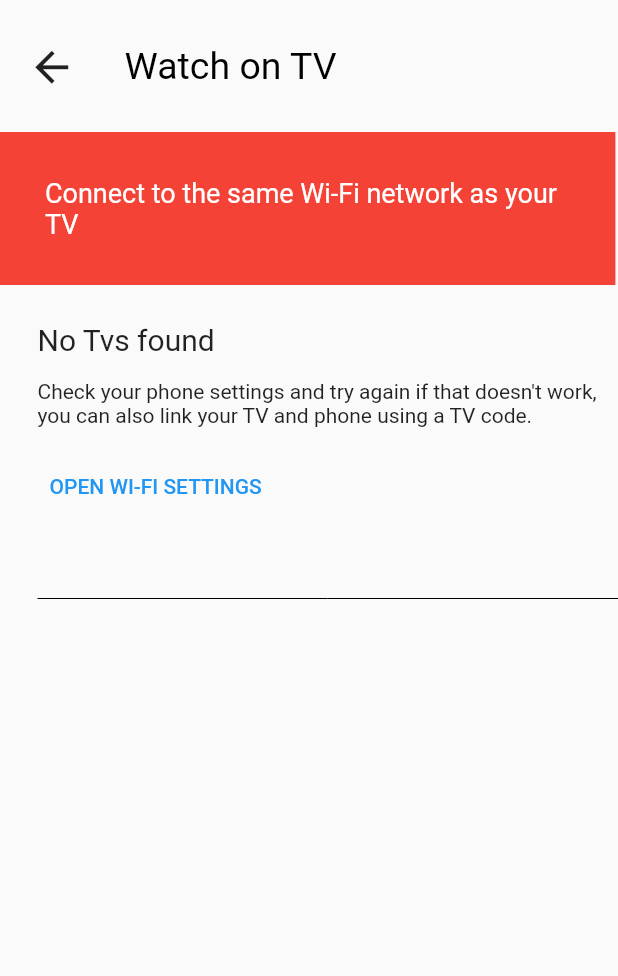
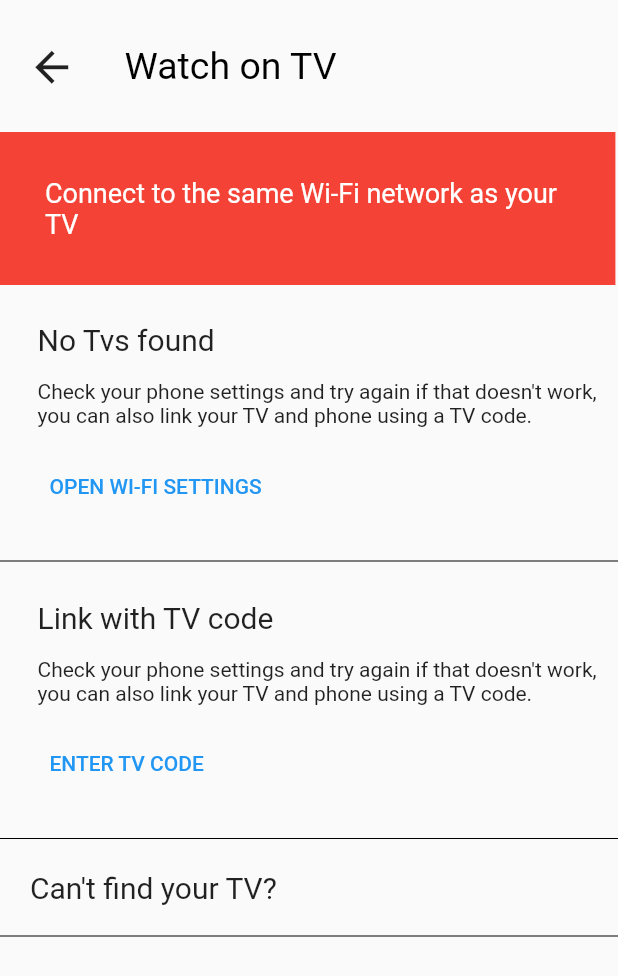
Before and after one commit to Iamdheeraj22/youtube_clone, a Flutter app: the WatchTvPage screen opened directly, on a phone screen of 412 x 824 dp. Shown: the top 976 px of the screen. Run offline on Flutter 3.47's test engine with Material 2 defaults, Android fonts, the phone set to English and light mode, and no system bars; missing offline and left inert: dart:ffi.

Commit message:
Complete Watch on Tv screen Complete Link wiht TV  screen page Implementation of list in setting page Output added

```diff
--- /dev/null
+++ b/lib/Model/SettingModel.dart
@@ -0,0 +1,4 @@
+class SettingModel {
+  late int id;
+  late String titlle;
+}
--- a/lib/Screens/SettingsScreens/WatchOnTv.dart
+++ b/lib/Screens/SettingsScreens/WatchOnTv.dart
@@ -1,5 +1,6 @@
 import 'package:flutter/cupertino.dart';
 import 'package:flutter/material.dart';
+import 'package:youtube_clone/Screens/SettingsScreens/LinkTv.dart';
 
 class WatchTvPage extends StatefulWidget {
   _WatchTv createState() => _WatchTv();
@@ -51,8 +52,11 @@ class _WatchTv extends State<WatchTvPage> {
               ),
             ),
           ),
+          SizedBox(
+            height: 25,
+          ),
           Padding(
-            padding: const EdgeInsets.only(top: 25.0, left: 25),
+            padding: const EdgeInsets.only(left: 25),
             child: Column(
               crossAxisAlignment: CrossAxisAlignment.start,
               children: [
@@ -70,16 +74,69 @@ class _WatchTv extends State<WatchTvPage> {
                 ),
                 TextButton(
                     onPressed: () => {}, child: Text("OPEN WI-FI SETTINGS")),
-                SizedBox(
-                  height: 50,
-                ),
-                Divider(
-                  color: Colors.black,
-                  height: 2,
-                )
               ],
             ),
-          )
+          ),
+          SizedBox(
+            height: 25,
+          ),
+          Divider(
+            color: Colors.black,
+            height: 2,
+          ),
+          SizedBox(
+            height: 25,
+          ),
+          Padding(
+            padding: const EdgeInsets.only(left: 25),
+            child: Column(
+              crossAxisAlignment: CrossAxisAlignment.start,
+              children: [
+                Text(
+                  "Link with TV code",
+                  style: TextStyle(fontSize: 20),
+                ),
+                SizedBox(
+                  height: 15,
+                ),
+                Text(
+                    "Check your phone settings and try again if that doesn't work,\nyou can also link your TV and phone using a TV code."),
+                SizedBox(
+                  height: 15,
+                ),
+                TextButton(
+                    onPressed: () => {
+                          Navigator.of(context).push(MaterialPageRoute(
+                              builder: (context) => LinkTvPage()))
+                        },
+                    child: Text("ENTER TV CODE")),
+              ],
+            ),
+          ),
+          SizedBox(
+            height: 25,
+          ),
+          Divider(
+            color: Colors.black,
+            height: 2,
+          ),
+          InkWell(
+            onTap: () => {},
+            child: Container(
+              margin:
+                  EdgeInsets.only(top: 20, bottom: 20, left: 20, right: 150),
+              child: Text(
+                "Can't find your TV?",
+                style: TextStyle(
+                  fontSize: 20,
+                ),
+              ),
+            ),
+          ),
+          Divider(
+            color: Colors.black,
+            height: 2,
+          ),
         ],
       )),
     );
```
Also changed, not shown: lib/Screens/Settings.dart (+41 -2 lines), lib/Screens/SettingsScreens/AboutUs.dart (added, +51 -0 lines), lib/Screens/SettingsScreens/LinkTv.dart (added, +110 -0 lines), lib/helper/Helper.dart (added, +40 -0 lines), Outputs/Output5.PNG (added), Outputs/Output6.PNG (added).
